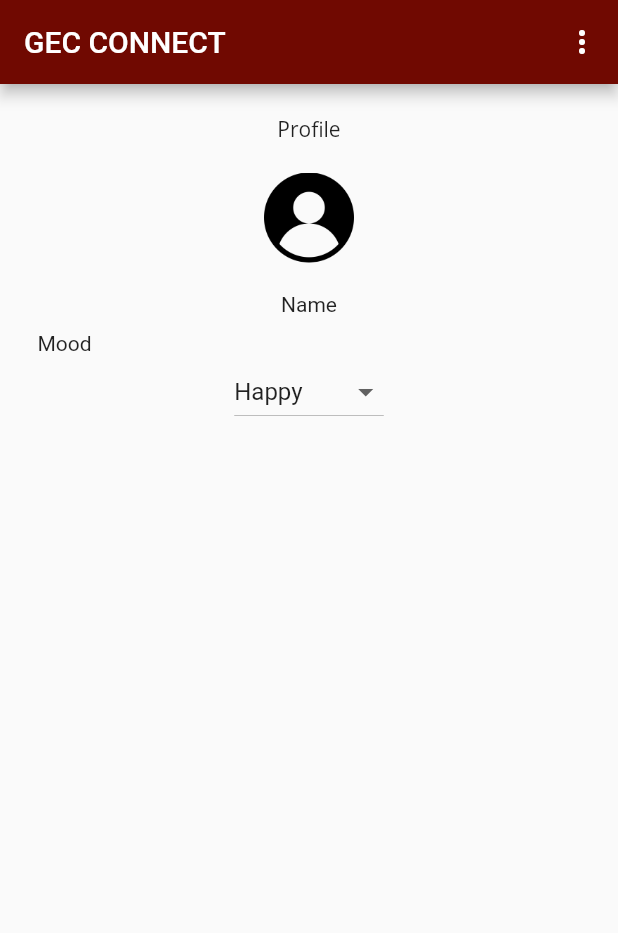
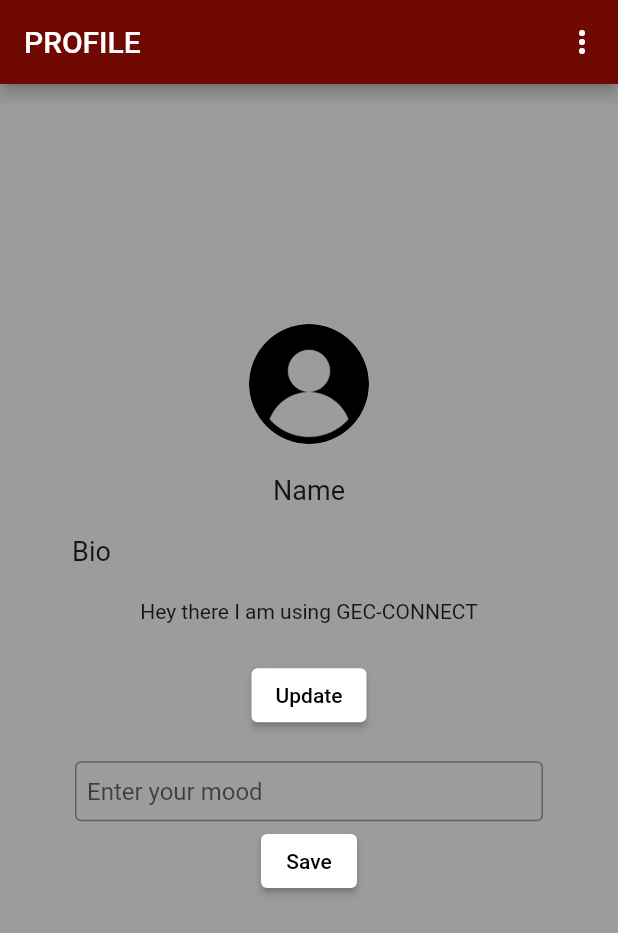
Before and after one commit to arunshankar19/gec-connect-final, a Flutter app: the screen it shows after launch, on a phone screen of 412 x 824 dp. Shown: the top 933 px of the screen. Run offline on Flutter 3.47's test engine with Material 2 defaults, Android fonts, the light colour scheme and no system bars; our stand-ins replace cloud_firestore, firebase_auth, firebase_core, flutter_map, flutter_spinkit, google_fonts and 2 more; accounts and stored records are empty.

Commit message:
profile ui

```diff
--- a/lib/views/profile_page_view.dart
+++ b/lib/views/profile_page_view.dart
@@ -1,6 +1,7 @@
 import 'package:firebase_auth/firebase_auth.dart';
 import 'package:flutter/material.dart';
 import 'package:google_fonts/google_fonts.dart';
+import 'package:cloud_firestore/cloud_firestore.dart';
 
 import '../constants/routes.dart';
 
@@ -24,7 +25,7 @@ List<String> item = [
   'Angry',
   'Gloomy',
   'Excited',
-  'Borred'
+  'Bored'
 ];
 
 class ProfileView extends StatefulWidget {
@@ -35,6 +36,30 @@ class ProfileView extends StatefulWidget {
 }
 
 class _ProfileViewState extends State<ProfileView> {
+  String holder = '';
+  void getDropDownItem() {
+    setState(() {
+      holder = dropdownval;
+    });
+  }
+
+  late final TextEditingController _bio;
+
+  late final TextEditingController _mood;
+  @override
+  void initState() {
+    _bio = TextEditingController();
+    _mood = TextEditingController();
+    super.initState();
+  }
+
+  @override
+  void dispose() {
+    _bio.dispose();
+    _mood.dispose();
+    super.dispose();
+  }
+
   String dropdownval = item.first;
   @override
   Widget build(BuildContext context) {
@@ -43,7 +68,7 @@ class _ProfileViewState extends State<ProfileView> {
       appBar: AppBar(
         backgroundColor: Color.fromARGB(255, 112, 9, 1),
         title: const Text(
-          'GEC CONNECT',
+          'PROFILE',
         ),
         actions: [
           PopupMenuButton<MenuAction>(
@@ -69,70 +94,159 @@ class _ProfileViewState extends State<ProfileView> {
           )
         ],
       ),
-      body: SafeArea(
+      body: Container(
+        color: Color.fromARGB(255, 156, 156, 156),
+        child: SafeArea(
           child: Column(children: [
-          const SizedBox(
-            height: 20,
-          ),
-          Center(
-            child: Text(
-              'Profile',
-              style: GoogleFonts.openSans(),
-            ),
+            SizedBox(
+              height: 160,
             ),
             CircleAvatar(
-            radius: 50,
+              radius: 40,
               backgroundColor: Colors.transparent,
-            child: SizedBox(
-              width: 100,
-              height: 60,
               child: ClipOval(
                 child: Image.asset(
                   "assets/user.png",
                 ),
               ),
             ),
+            SizedBox(
+              height: 20,
             ),
             Center(
-            child: Text("Name"),
+              child: Text(
+                "Name",
+                style: TextStyle(
+                  fontSize: 18,
                 ),
-          const SizedBox(
-            height: 10,
               ),
-          Row(
-            children: [
+            ),
             SizedBox(
-                width: 25,
+              height: 20,
             ),
-              Text(
-                'Mood',
+            Padding(
+              padding: EdgeInsets.only(right: 300, left: 10),
+              child: Container(
+                height: 40,
+                child: Text(
+                  "Bio",
+                  style: TextStyle(fontSize: 18),
                 ),
-            ],
               ),
-          DropdownButton<String>(
-            value: dropdownval,
-            elevation: 0,
-            items: item
-                .map<DropdownMenuItem<String>>(
-                  (String value) => DropdownMenuItem(
-                    child: Text(value),
-                    value: value,
             ),
-                )
-                .toList(),
-            onChanged: (String? value) {
-              setState(() {
-                dropdownval = value ?? dropdownval;
-              });
+            SizedBox(height: 2.5),
+            Padding(
+                padding: EdgeInsets.only(right: 10, left: 10),
+                child: Container(
+                  height: 40,
+                  child: Text("Hey there I am using GEC-CONNECT"),
+                )),
+            ElevatedButton(
+              style: ElevatedButton.styleFrom(primary: Colors.white),
+              onPressed: () {
+                showDialog(
+                  context: context,
+                  builder: (context) {
+                    return AlertDialog(
+                      // Retrieve the text the that user has entered by using the
+                      // TextEditingController.
+                      content: TextField(),
+                    );
                   },
-          )
+                );
+              },
+              child: const Text(
+                'Update',
+                style: TextStyle(color: Colors.black),
+              ),
+            ),
+            SizedBox(
+              height: 20,
+            ),
+            Padding(
+              padding: EdgeInsets.symmetric(horizontal: 50),
+              child: Container(
+                height: 40,
+                child: TextField(
+                  controller: _mood,
+                  decoration: InputDecoration(
+                      border: OutlineInputBorder(),
+                      hintText: 'Enter your mood',
+                      contentPadding:
+                          EdgeInsets.symmetric(vertical: 8, horizontal: 8)),
+                ),
+              ),
+            ),
+            SizedBox(height: 2.5),
+            ElevatedButton(
+              style: ElevatedButton.styleFrom(primary: Colors.white),
+              onPressed: () async {
+                final mood = _mood.text;
+
+                var db = FirebaseFirestore.instance;
+                final userData = <String, dynamic>{'mood': mood};
+                showDialog(
+                  context: context,
+                  builder: (context) {
+                    return AlertDialog(
+                      // Retrieve the text the that user has entered by using the
+                      // TextEditingController.
+                      content: Text(_mood.text),
+                    );
+                  },
+                );
+              },
+              child: const Text(
+                'Save',
+                style: TextStyle(color: Colors.black),
+              ),
+            ),
+            // Row(
+            //   children: [
+            //     // Padding(
+            //     //   padding: const EdgeInsets.symmetric(horizontal: 100.0),
+            //     //   child: Text(
+            //     //     'Select your current mood',
+            //     //     style: TextStyle(fontSize: 16.0),
+            //     //   ),
+            //     // ),
+            //   ],
+            // ),
+            SizedBox(
+              height: 2.5,
+            ),
+            // Container(
+            //   height: 35,
+            //   decoration: BoxDecoration(
+            //       color: Colors.white, borderRadius: BorderRadius.circular(0)),
+            //   child: DropdownButton<String>(
+            //     value: dropdownval,
+            //     items: item
+            //         .map<DropdownMenuItem<String>>(
+            //           (String value) => DropdownMenuItem(
+            //             child: Text(
+            //               value,
+            //               style: TextStyle(fontSize: 15),
+            //             ),
+            //             value: value,
+            //           ),
+            //         )
+            //         .toList(),
+            //     onChanged: (String? value) {
+            //       setState(() {
+            //         dropdownval = value ?? dropdownval;
+            //       });
+            //     },
+            //   ),
+            // )
           ]),
+        ),
       ),
     );
   }
 }
 
-// Dialog Box
+// Dialog Bo print('$holder'); print('$holder');x
 
 Future<bool> showDialogeLogout(BuildContext context) {
   return showDialog<bool>(
```
Also changed, not shown: lib/main.dart (+14 -22 lines), lib/views/register_view.dart (+83 -88 lines), pubspec.yaml (+3 -4 lines), pubspec.lock. Lines whose indentation alone changed are shown as unchanged.
